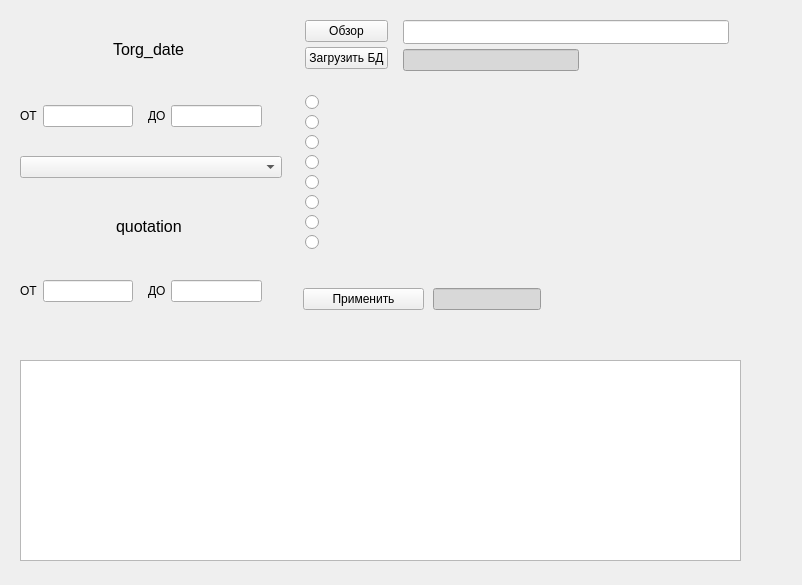
First picture: the form in first/FormApp.ui, repository MedvedevIgS/Lab_SUBD, before the edit.
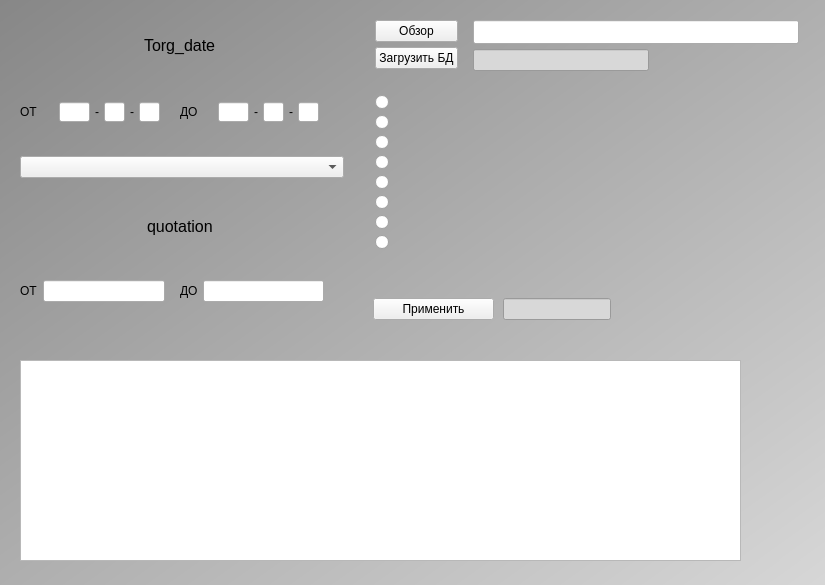
Second picture: the form after the edit.

Commit message: Изменил задний фон и изменил формат вводы даты

Patch:
```diff
--- a/first/FormApp.ui
+++ b/first/FormApp.ui
@@ -9,7 +9,7 @@
    <rect>
     <x>0</x>
     <y>0</y>
-    <width>802</width>
+    <width>825</width>
     <height>585</height>
    </rect>
   </property>
@@ -19,11 +19,19 @@
     <verstretch>255</verstretch>
    </sizepolicy>
   </property>
+  <property name="maximumSize">
+   <size>
+    <width>16777215</width>
+    <height>16777215</height>
+   </size>
+  </property>
   <property name="windowTitle">
    <string>MainWindow</string>
   </property>
   <property name="styleSheet">
-   <string notr="true"/>
+   <string notr="true">#centralwidget
+{
+background-color: qlineargradient(spread:pad, x1:0, y1:0, x2:1, y2:0.989, stop:0 rgba(135, 135, 135, 255), stop:1 rgba(214, 214, 214, 255));}</string>
   </property>
   <widget class="QWidget" name="centralwidget">
    <widget class="QTableView" name="tableDB">
@@ -47,7 +55,7 @@
      <rect>
       <x>20</x>
       <y>10</y>
-      <width>271</width>
+      <width>333</width>
       <height>321</height>
      </rect>
     </property>
@@ -159,7 +167,106 @@
             </widget>
            </item>
            <item>
-            <widget class="QLineEdit" name="filterDate1"/>
+            <layout class="QHBoxLayout" name="horizontalLayout_6">
+             <property name="leftMargin">
+              <number>5</number>
+             </property>
+             <property name="topMargin">
+              <number>5</number>
+             </property>
+             <property name="rightMargin">
+              <number>5</number>
+             </property>
+             <property name="bottomMargin">
+              <number>5</number>
+             </property>
+             <item>
+              <widget class="QLineEdit" name="filterDate1_age">
+               <property name="sizePolicy">
+                <sizepolicy hsizetype="Preferred" vsizetype="Fixed">
+                 <horstretch>0</horstretch>
+                 <verstretch>0</verstretch>
+                </sizepolicy>
+               </property>
+               <property name="maximumSize">
+                <size>
+                 <width>31</width>
+                 <height>20</height>
+                </size>
+               </property>
+               <property name="text">
+                <string/>
+               </property>
+               <property name="maxLength">
+                <number>4</number>
+               </property>
+              </widget>
+             </item>
+             <item>
+              <widget class="QLabel" name="label_5">
+               <property name="styleSheet">
+                <string notr="true">font: 14pt &quot;MS Shell Dlg 2&quot;;</string>
+               </property>
+               <property name="text">
+                <string>-</string>
+               </property>
+              </widget>
+             </item>
+             <item>
+              <widget class="QLineEdit" name="filterDate1_month">
+               <property name="sizePolicy">
+                <sizepolicy hsizetype="Fixed" vsizetype="Fixed">
+                 <horstretch>0</horstretch>
+                 <verstretch>0</verstretch>
+                </sizepolicy>
+               </property>
+               <property name="maximumSize">
+                <size>
+                 <width>21</width>
+                 <height>20</height>
+                </size>
+               </property>
+               <property name="text">
+                <string/>
+               </property>
+               <property name="maxLength">
+                <number>2</number>
+               </property>
+              </widget>
+             </item>
+             <item>
+              <widget class="QLabel" name="label_7">
+               <property name="styleSheet">
+                <string notr="true">font: 14pt &quot;MS Shell Dlg 2&quot;;</string>
+               </property>
+               <property name="text">
+                <string>-</string>
+               </property>
+              </widget>
+             </item>
+             <item>
+              <widget class="QLineEdit" name="filterDate1_day">
+               <property name="sizePolicy">
+                <sizepolicy hsizetype="Fixed" vsizetype="Fixed">
+                 <horstretch>0</horstretch>
+                 <verstretch>0</verstretch>
+                </sizepolicy>
+               </property>
+               <property name="maximumSize">
+                <size>
+                 <width>21</width>
+                 <height>20</height>
+                </size>
+               </property>
+               <property name="text">
+                <string/>
+               </property>
+               <property name="maxLength">
+                <number>2</number>
+               </property>
+              </widget>
+             </item>
+            </layout>
            </item>
           </layout>
          </item>
@@ -185,7 +292,106 @@
             </widget>
            </item>
            <item>
-            <widget class="QLineEdit" name="filterDate2"/>
+            <layout class="QHBoxLayout" name="horizontalLayout_5">
+             <property name="leftMargin">
+              <number>5</number>
+             </property>
+             <property name="topMargin">
+              <number>5</number>
+             </property>
+             <property name="rightMargin">
+              <number>5</number>
+             </property>
+             <property name="bottomMargin">
+              <number>5</number>
+             </property>
+             <item>
+              <widget class="QLineEdit" name="filterDate2_age">
+               <property name="sizePolicy">
+                <sizepolicy hsizetype="Preferred" vsizetype="Fixed">
+                 <horstretch>0</horstretch>
+                 <verstretch>0</verstretch>
+                </sizepolicy>
+               </property>
+               <property name="maximumSize">
+                <size>
+                 <width>31</width>
+                 <height>20</height>
+                </size>
+               </property>
+               <property name="text">
+                <string/>
+               </property>
+               <property name="maxLength">
+                <number>4</number>
+               </property>
+              </widget>
+             </item>
+             <item>
+              <widget class="QLabel" name="label_2">
+               <property name="styleSheet">
+                <string notr="true">font: 14pt &quot;MS Shell Dlg 2&quot;;</string>
+               </property>
+               <property name="text">
+                <string>-</string>
+               </property>
+              </widget>
+             </item>
+             <item>
+              <widget class="QLineEdit" name="filterDate2_month">
+               <property name="sizePolicy">
+                <sizepolicy hsizetype="Fixed" vsizetype="Fixed">
+                 <horstretch>0</horstretch>
+                 <verstretch>0</verstretch>
+                </sizepolicy>
+               </property>
+               <property name="maximumSize">
+                <size>
+                 <width>21</width>
+                 <height>20</height>
+                </size>
+               </property>
+               <property name="text">
+                <string/>
+               </property>
+               <property name="maxLength">
+                <number>2</number>
+               </property>
+              </widget>
+             </item>
+             <item>
+              <widget class="QLabel" name="label_4">
+               <property name="styleSheet">
+                <string notr="true">font: 14pt &quot;MS Shell Dlg 2&quot;;</string>
+               </property>
+               <property name="text">
+                <string>-</string>
+               </property>
+              </widget>
+             </item>
+             <item>
+              <widget class="QLineEdit" name="filterDate2_day">
+               <property name="sizePolicy">
+                <sizepolicy hsizetype="Fixed" vsizetype="Fixed">
+                 <horstretch>0</horstretch>
+                 <verstretch>0</verstretch>
+                </sizepolicy>
+               </property>
+               <property name="maximumSize">
+                <size>
+                 <width>21</width>
+                 <height>20</height>
+                </size>
+               </property>
+               <property name="text">
+                <string/>
+               </property>
+               <property name="maxLength">
+                <number>2</number>
+               </property>
+              </widget>
+             </item>
+            </layout>
            </item>
           </layout>
          </item>
@@ -327,7 +533,7 @@
    <widget class="QWidget" name="layoutWidget">
     <property name="geometry">
      <rect>
-      <x>300</x>
+      <x>370</x>
       <y>10</y>
       <width>439</width>
       <height>71</height>
@@ -449,8 +655,8 @@
    <widget class="QWidget" name="layoutWidget">
     <property name="geometry">
      <rect>
-      <x>300</x>
-      <y>270</y>
+      <x>370</x>
+      <y>280</y>
       <width>244</width>
       <height>58</height>
      </rect>
@@ -502,7 +708,7 @@
    <widget class="QWidget" name="formLayoutWidget">
     <property name="geometry">
      <rect>
-      <x>300</x>
+      <x>370</x>
       <y>90</y>
       <width>160</width>
       <height>181</height>
```
